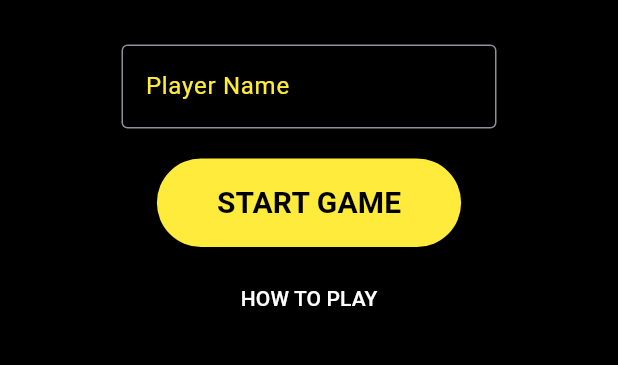
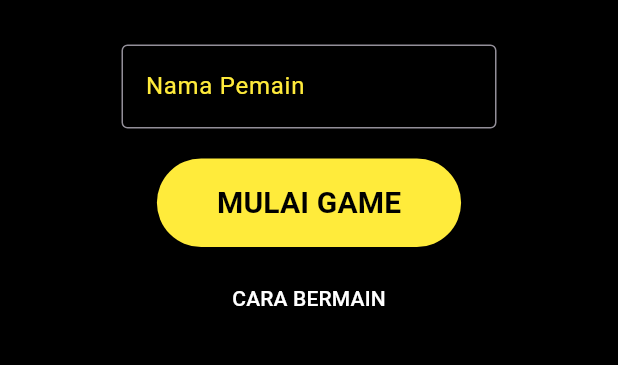
Before and after one commit to sehatpoin/meopac, a Flutter app: the screen it shows after launch, on a phone screen of 412 x 824 dp, the part 503-868 px from its top. Run offline on Flutter 3.47's test engine with Material 3 defaults, Android fonts, the phone set to English and light mode, and no system bars; missing offline and left inert: flutter_joystick.

Commit message:
Localization: translate all UI strings to Indonesian

```diff
--- a/lib/main.dart
+++ b/lib/main.dart
@@ -68,7 +68,7 @@ class _StartScreenState extends State<StartScreen> {
                     controller: _nameController,
                     style: TextStyle(color: Colors.white),
                     decoration: InputDecoration(
-                      labelText: 'Player Name',
+                      labelText: 'Nama Pemain',
                       labelStyle: TextStyle(color: Colors.yellow),
                       border: OutlineInputBorder(),
                       focusedBorder: OutlineInputBorder(
@@ -92,14 +92,14 @@ class _StartScreenState extends State<StartScreen> {
                       MaterialPageRoute(
                         builder: (context) => PacmanMaze(
                           playerName: _nameController.text.isEmpty
-                              ? 'Player 1'
+                              ? 'Pemain 1'
                               : _nameController.text,
                         ),
                       ),
                     );
                   },
                   child: Text(
-                    'START GAME',
+                    'MULAI GAME',
                     style: TextStyle(
                       fontSize: 20,
                       color: Colors.black,
@@ -115,7 +115,7 @@ class _StartScreenState extends State<StartScreen> {
                   setState(() => _showInstructions = !_showInstructions);
                 },
                 child: Text(
-                  _showInstructions ? 'BACK' : 'HOW TO PLAY',
+                  _showInstructions ? 'KEMBALI' : 'CARA BERMAIN',
                   style: TextStyle(color: Colors.white),
                 ),
               ),
@@ -131,7 +131,7 @@ class _StartScreenState extends State<StartScreen> {
                   child: Column(
                     children: [
                       Text(
-                        'HOW TO PLAY',
+                        'CARA BERMAIN',
                         style: TextStyle(
                           color: Colors.yellow,
                           fontSize: 24,
@@ -140,11 +140,11 @@ class _StartScreenState extends State<StartScreen> {
                       ),
                       SizedBox(height: 10),
                       Text(
-                        '1. Use the joystick to move Pacman\n'
-                            '2. Eat all dots to score points\n'
-                            '3. Avoid ghosts (red/pink/cyan)\n'
-                            '4. Big dots make ghosts vulnerable\n'
-                            '5. Set high scores!',
+                        '1. Gunakan joystick untuk menggerakkan Meo Pac\n'
+                            '2. Makan semua titik untuk mendapatkan poin\n'
+                            '3. Hindari hantu (merah/merah muda/biru)\n'
+                            '4. Titik besar membuat hantu lemah\n'
+                            '5. Raih skor tertinggi!',
                         style: TextStyle(color: Colors.white, fontSize: 16),
                       ),
                     ],
@@ -389,14 +389,14 @@ class _PacmanMazeState extends State<PacmanMaze> {
       builder: (_) => AlertDialog(
         backgroundColor: Colors.black,
         title: Text("Game Over", style: TextStyle(color: Colors.redAccent)),
-        content: Text("Score: $score", style: TextStyle(color: Colors.white)),
+        content: Text("Skor: $score", style: TextStyle(color: Colors.white)),
         actions: [
           TextButton(
             onPressed: () {
               Navigator.of(context).pop();
               restartGame();
             },
-            child: Text("Restart", style: TextStyle(color: Colors.yellow)),
+            child: Text("Mulai Ulang", style: TextStyle(color: Colors.yellow)),
           ),
         ],
       ),
@@ -541,7 +541,7 @@ class _PacmanMazeState extends State<PacmanMaze> {
                         ),
                       ),
                       Text(
-                        'Score: $score',
+                        'Skor: $score',
                         style: TextStyle(color: Colors.white, fontSize: 16,fontWeight: FontWeight.bold),
                       ),
                     ],
@@ -647,7 +647,7 @@ class _PacmanMazeState extends State<PacmanMaze> {
                       Text("GAME OVER",
                           style: TextStyle(color: Colors.red, fontSize: 24)),
                       SizedBox(height: 10),
-                      Text("Score: $score",
+                      Text("Skor: $score",
                           style: TextStyle(color: Colors.white, fontSize: 20)),
                       SizedBox(height: 20),
                       ElevatedButton(
@@ -655,7 +655,7 @@ class _PacmanMazeState extends State<PacmanMaze> {
                           backgroundColor: Colors.yellow,
                         ),
                         onPressed: restartGame,
-                        child: Text("PLAY AGAIN",
+                        child: Text("MAIN LAGI",
                             style: TextStyle(color: Colors.black)),
                       ),
                     ],
```
